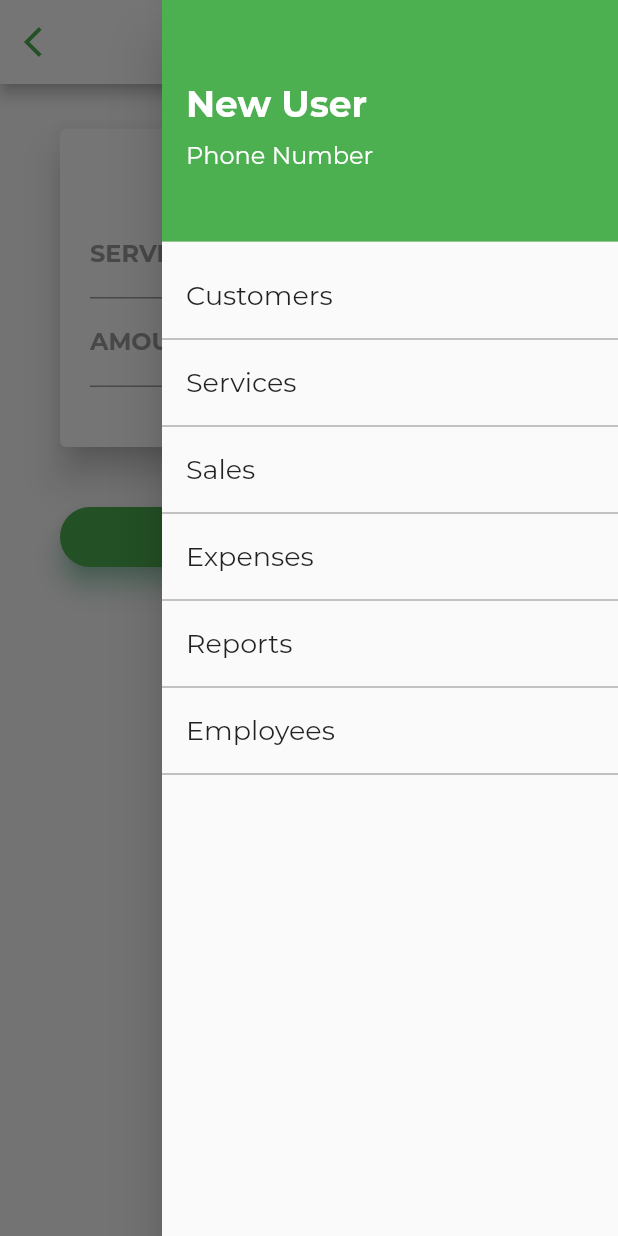
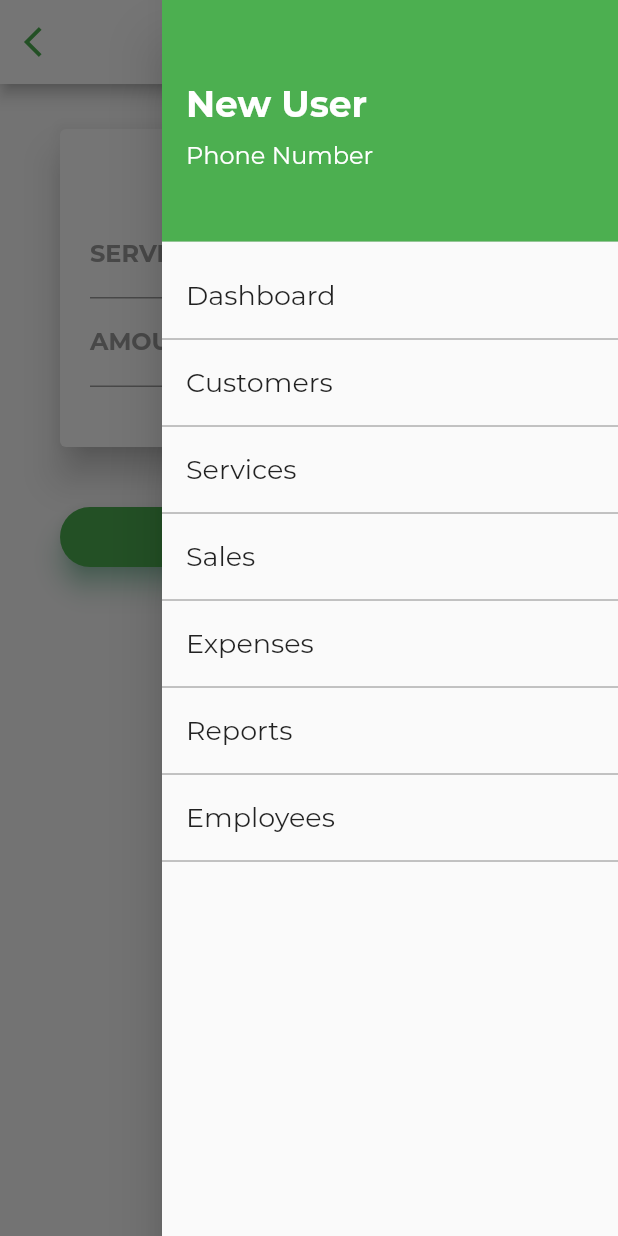
Before and after one commit to ruffcoins/zetian, a Flutter app: the AddService screen opened directly, with the side drawer open, on a phone screen of 412 x 824 dp. Run offline on Flutter 3.47's test engine with Material 2 defaults, Android fonts, the phone set to English and light mode, and no system bars; project files that could hold a hidden picture were left out.

Commit message:
Add dashboard route and sales route to side menu

```diff
--- a/lib/partials/sidemenu.dart
+++ b/lib/partials/sidemenu.dart
@@ -1,5 +1,7 @@
 import 'package:flutter/material.dart';
 import 'package:zetian/screens/customer/viewcustomers.dart';
+import 'package:zetian/screens/dashboard.dart';
+import 'package:zetian/screens/sale/viewsales.dart';
 import 'package:zetian/screens/service/viewservices.dart';
 
 class SideMenu extends StatelessWidget {
@@ -37,6 +39,29 @@ class SideMenu extends StatelessWidget {
           decoration: BoxDecoration(
             color: Colors.green,
           ),
+        ),
+        ListTile(
+          title: Text(
+            'Dashboard',
+            style: TextStyle(
+                fontSize: 18.0,
+                fontFamily: 'Montserrat',
+                fontWeight: FontWeight.w500),
+          ),
+          onTap: () {
+            // Then close the drawer
+            Navigator.pop(context);
+
+            // Update the state of the app
+            Navigator.pushAndRemoveUntil(
+                context,
+                MaterialPageRoute(builder: (context) => Dashboard()),
+                (route) => false);
+          },
+        ),
+        Divider(
+          height: 2.0,
+          color: Colors.black45,
         ),
         ListTile(
           title: Text(
@@ -89,10 +114,12 @@ class SideMenu extends StatelessWidget {
                 fontWeight: FontWeight.w500),
           ),
           onTap: () {
-            // Update the state of the app
-            // ...
             // Then close the drawer
             Navigator.pop(context);
+
+            // Update the state of the app
+            Navigator.push(
+                context, MaterialPageRoute(builder: (context) => ViewSales()));
           },
         ),
         Divider(
```
